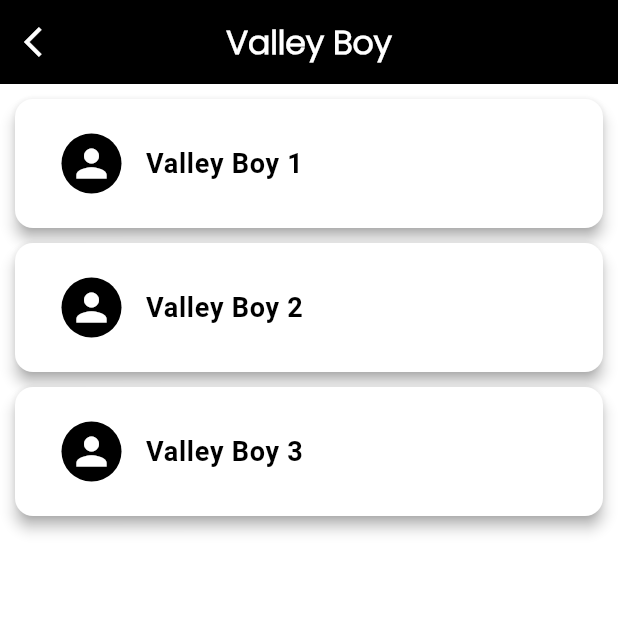
After one commit to HBGadgets/I-park_flutterApp, a Flutter app: the ValleyBoyScreen screen opened directly, on a phone screen of 412 x 824 dp, the top half of it. The commit adds this screen. Run offline on Flutter 3.47's test engine with Material 3 defaults, Android fonts, the phone set to English and light mode, and no system bars; our stand-ins replace image_picker, shared_preferences; accounts and stored records are empty.

Commit message:
added valley boy Screen

```diff
--- a/lib/main.dart
+++ b/lib/main.dart
@@ -1,8 +1,7 @@
 import 'package:flutter/material.dart';
 import 'package:hb/view/constants/constant_variables.dart';
-import 'package:hb/view/ui/tabBar/home.dart';
+import 'package:hb/view/ui/tabBar/homeTab/home.dart';
 import 'package:hb/view/ui/splashscreen/splashscreen.dart';
-
 import 'package:shared_preferences/shared_preferences.dart';
 
 void main() {
--- a/lib/view/constants/constant_variables.dart
+++ b/lib/view/constants/constant_variables.dart
@@ -41,6 +41,7 @@ class ConstantVariables {
   static const String labelSelectTimeText = "Select Time";
   static const String historyPersonNameText = "Shrikant Ramesh Yadav";
   static const String historyCarNumberText = "MH36A6678";
+  static const String valleyBoyNameText = "Valley Boy Name";
   static const String distanceArrivalText = "Arrival";
   static const String distanceDepartureText = "Departure";
   static const String dateText = "17.02-2025";
--- a/lib/view/ui/privacy_policy.dart
+++ b/lib/view/ui/drawer/privacy_policy.dart
@@ -1,8 +1,8 @@
 import 'package:flutter/material.dart';
 import 'package:hb/view/constants/constant_variables.dart';
-import '../constants/constant_colors.dart';
-import '../constants/constant_images.dart';
-import '../constants/constant_integers.dart';
+import '../../constants/constant_colors.dart';
+import '../../constants/constant_images.dart';
+import '../../constants/constant_integers.dart';
 
 class PrivacyPolicyScreen extends StatelessWidget {
   const PrivacyPolicyScreen({super.key});
--- a/lib/view/ui/login/login.dart
+++ b/lib/view/ui/login/login.dart
@@ -4,7 +4,7 @@ import '../../constants/constant_colors.dart';
 import '../../constants/constant_images.dart';
 import '../../constants/constant_integers.dart';
 import '../../constants/constant_variables.dart';
-import '../tabBar/home.dart';
+import '../tabBar/homeTab/home.dart';
 
 class LoginPage extends StatefulWidget {
   const LoginPage({super.key});
--- a/lib/view/ui/splashscreen/splashscreen.dart
+++ b/lib/view/ui/splashscreen/splashscreen.dart
@@ -4,7 +4,7 @@ import 'package:hb/view/constants/constant_integers.dart';
 import 'package:hb/view/constants/constant_variables.dart';
 import '../../constants/constant_colors.dart';
 import 'package:shared_preferences/shared_preferences.dart';
-import '../tabBar/home.dart';
+import '../tabBar/homeTab/home.dart';
 import '../login/login.dart';
 
 class SplashPage extends StatefulWidget {
--- a/lib/view/ui/tabBar/homeTab/add_screen.dart
+++ b/lib/view/ui/tabBar/homeTab/add_screen.dart
@@ -1,5 +1,5 @@
 import 'package:flutter/material.dart';
-import 'package:hb/view/ui/tabBar/home.dart';
+import 'package:hb/view/ui/tabBar/homeTab/home.dart';
 import '../../../constants/constant_colors.dart';
 import '../../../constants/constant_integers.dart';
 import '../../../constants/constant_variables.dart';
--- a/lib/view/ui/tabBar/home.dart
+++ b/lib/view/ui/tabBar/homeTab/home.dart
@@ -5,16 +5,17 @@ import 'package:hb/view/ui/drawer/about_us.dart';
 import 'package:hb/view/ui/drawer/feedback.dart';
 import 'package:hb/view/ui/tabBar/historytab/history_tab.dart';
 import 'package:hb/view/ui/login/login.dart';
-import 'package:hb/view/ui/privacy_policy.dart';
+import 'package:hb/view/ui/drawer/privacy_policy.dart';
 import 'package:hb/view/ui/tabBar/profiletab/profile_tab.dart';
+import 'package:hb/view/ui/valleyBoy/valleyBoyScreen.dart';
 import 'package:shared_preferences/shared_preferences.dart';
-import '../../../controller/user_login_auth.dart';
-import '../../constants/constant_images.dart';
-import '../../constants/constant_integers.dart';
-import '../../constants/constant_variables.dart';
-import 'chattab/chat_tab.dart';
-import '../drawer/help_support.dart';
-import 'hometab/home_tab.dart';
+import '../../../../controller/user_login_auth.dart';
+import '../../../constants/constant_images.dart';
+import '../../../constants/constant_integers.dart';
+import '../../../constants/constant_variables.dart';
+import '../chattab/chat_tab.dart';
+import '../../drawer/help_support.dart';
+import 'home_tab.dart';
 
 class HomePage extends StatefulWidget {
   final bool isLoading;
@@ -383,7 +384,11 @@ class HomeScreen extends State<HomePage> {
           createDrawerItem(
             icon: Icons.settings_outlined,
             text: ConstantVariables.menuSettingsListText,
-            onTap: () => Navigator.pop(context),
+            onTap: () => Navigator.push(
+    context,
+    MaterialPageRoute(builder: (context) => ValleyBoyScreen()),
+    ),
+
           ),
           createDrawerItem(
             icon: Icons.logout,
--- /dev/null
+++ b/lib/view/ui/valleyBoy/valleyBoyScreen.dart
@@ -0,0 +1,77 @@
+import 'package:flutter/material.dart';
+import '../../constants/constant_variables.dart';
+
+class ValleyBoyScreen extends StatelessWidget {
+  const ValleyBoyScreen({super.key});
+
+  @override
+  Widget build(BuildContext context) {
+    return Scaffold(
+      appBar: AppBar(
+        leading: IconButton(
+          icon: Icon(Icons.arrow_back_ios, color: Colors.white),
+          onPressed: () => Navigator.pop(context),
+        ),
+        title: Text(
+          "Valley Boy",
+          style: TextStyle(
+            color: Colors.white,
+            fontFamily: ConstantVariables.fontFamilyPoppins,
+            fontWeight: FontWeight.bold,
+            fontSize: 22,
+          ),
+        ),
+        backgroundColor: Colors.black,
+        centerTitle: true,
+      ),
+      backgroundColor: Colors.white,
+      body: ListView(
+        padding: EdgeInsets.all(10),
+        children: [
+          valleyBoyCardContent("Valley Boy 1"),
+          valleyBoyCardContent("Valley Boy 2"),
+          valleyBoyCardContent("Valley Boy 3"),
+        ],
+      ),
+    );
+  }
+
+  Widget valleyBoyCardContent(String name) {
+    return Card(
+      margin: const EdgeInsets.only(bottom: 10),
+      elevation: 4,
+      shadowColor: Colors.grey,
+      color: Colors.white,
+      child: Padding(
+        padding: EdgeInsets.all(15),
+        child: Column(
+          crossAxisAlignment: CrossAxisAlignment.center,
+          children: [
+            listTileUser(name),
+          ],
+        ),
+      ),
+    );
+  }
+
+  Widget listTileUser(String name) {
+    return ListTile(
+      leading: CircleAvatar(
+        backgroundColor: Colors.black,
+        child: Icon(
+          Icons.person,
+          color: Colors.white,
+          size: 30,
+        ),
+      ),
+      title: Text(
+        name,
+        style: TextStyle(
+          color: Colors.black,
+          fontWeight: FontWeight.bold,
+          fontSize: 18,
+        ),
+      ),
+    );
+  }
+}
```
